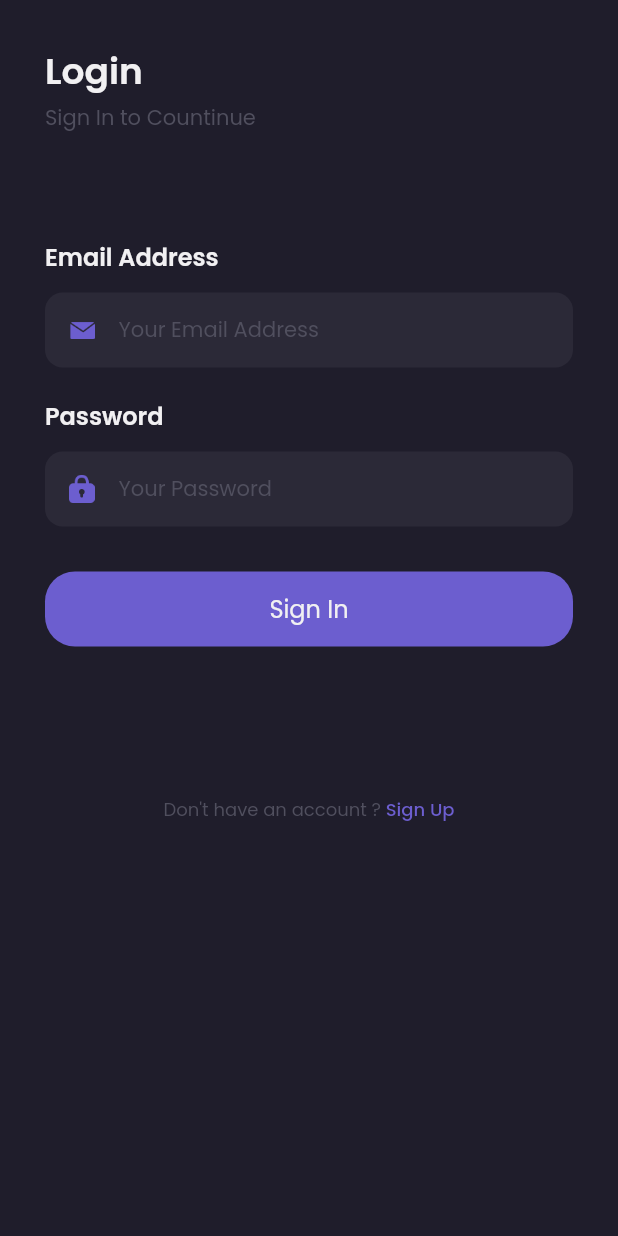
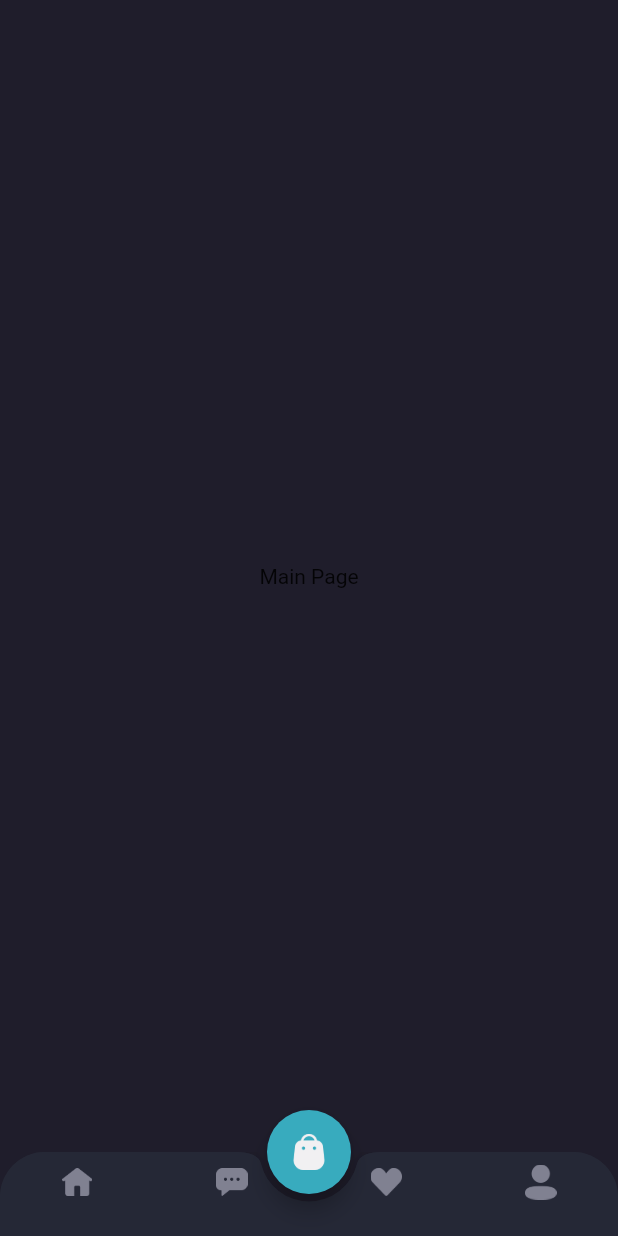
Before and after one commit to adimunawar/flutter_ecommerce_app, a Flutter app: the screen it shows after launch, after a tap on "Sign In", on a phone screen of 412 x 824 dp. Run offline on Flutter 3.47's test engine with Material 2 defaults, Android fonts, the phone set to English and light mode, and no system bars; our stand-ins replace google_fonts.

Commit message:
creat home menu

```diff
--- a/lib/theme.dart
+++ b/lib/theme.dart
@@ -10,6 +10,7 @@ Color priceColor = Color(0xFF2C96F1);
 Color bgColor1 = Color(0xFF1F1D2B);
 Color bgColor2 = Color(0xFF2B2937);
 Color bgColor3 = Color(0xFF242231);
+Color bgColor4 = Color(0xFF252836);
 Color primaryTextColor = Color(0xFFF1F0F2);
 Color secondaryTextColor = Color(0xFF999999);
 Color subtitleTextColor = Color(0xFF504F5E);
--- /dev/null
+++ b/lib/views/pages/home/main_page.dart
@@ -0,0 +1,71 @@
+import 'package:ecommer_app/theme.dart';
+import 'package:flutter/material.dart';
+
+class MainPage extends StatelessWidget {
+  const MainPage({Key? key}) : super(key: key);
+
+  Widget cartButtom() {
+    return FloatingActionButton(
+      backgroundColor: secondaryColor,
+      onPressed: () {},
+      child: Image.asset(
+        'assets/icon_cart.png',
+        width: 22,
+      ),
+    );
+  }
+
+  Widget customBottomBar() {
+    return ClipRRect(
+      borderRadius: BorderRadius.vertical(top: Radius.circular(30)),
+      child: BottomAppBar(
+        color: bgColor4,
+        shape: CircularNotchedRectangle(),
+        notchMargin: 5,
+        clipBehavior: Clip.antiAlias,
+        child: BottomNavigationBar(
+            backgroundColor: bgColor4,
+            type: BottomNavigationBarType.fixed,
+            items: [
+              BottomNavigationBarItem(
+                  label: '',
+                  icon: Image.asset(
+                    'assets/icon_home.png',
+                    width: 20,
+                  )),
+              BottomNavigationBarItem(
+                  label: '',
+                  icon: Image.asset(
+                    'assets/icon_chat.png',
+                    width: 21,
+                  )),
+              BottomNavigationBarItem(
+                  label: '',
+                  icon: Image.asset(
+                    'assets/icon_wishlist.png',
+                    width: 21,
+                  )),
+              BottomNavigationBarItem(
+                  label: '',
+                  icon: Image.asset(
+                    'assets/icon_profile.png',
+                    width: 21,
+                  )),
+            ]),
+      ),
+    );
+  }
+
+  @override
+  Widget build(BuildContext context) {
+    return Scaffold(
+      backgroundColor: bgColor1,
+      floatingActionButton: cartButtom(),
+      floatingActionButtonLocation: FloatingActionButtonLocation.centerDocked,
+      bottomNavigationBar: customBottomBar(),
+      body: Center(
+        child: Text("Main Page"),
+      ),
+    );
+  }
+}
--- a/lib/views/pages/sign_in_page.dart
+++ b/lib/views/pages/sign_in_page.dart
@@ -1,4 +1,5 @@
 import 'package:ecommer_app/theme.dart';
+import 'package:ecommer_app/views/pages/home/main_page.dart';
 import 'package:flutter/material.dart';
 
 class SignInPage extends StatelessWidget {
@@ -153,7 +154,8 @@ class SignInPage extends StatelessWidget {
     Widget sigInButton() {
       return InkWell(
         onTap: () {
-          print('hallo');
+          Navigator.push(
+              context, MaterialPageRoute(builder: (context) => MainPage()));
         },
         child: Container(
           margin: EdgeInsets.only(top: 30),
```
Also changed, not shown: lib/views/pages/home/chat_page.dart (added, +14 -0 lines), lib/views/pages/home/home_page.dart (added, +14 -0 lines), lib/views/pages/home/profile_page.dart (added, +14 -0 lines), lib/views/pages/home/wishlist_page.dart (added, +14 -0 lines).
